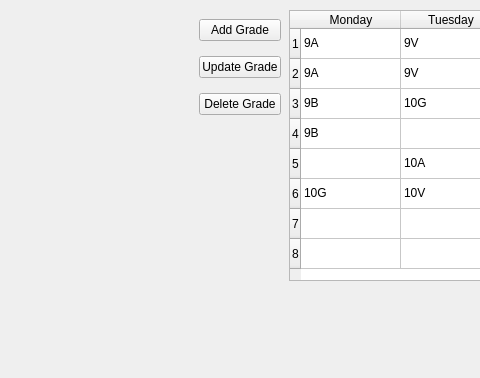
This is brainstorm/brainstorm/forms/loggedInWindow.ui in codingburgas/school-project-assignment-codex as Qt 5 draws it before an edit; both pictures show x 341 to 821 and y 0 to 378 of the 1280 by 720 pixel window. The edited form follows.
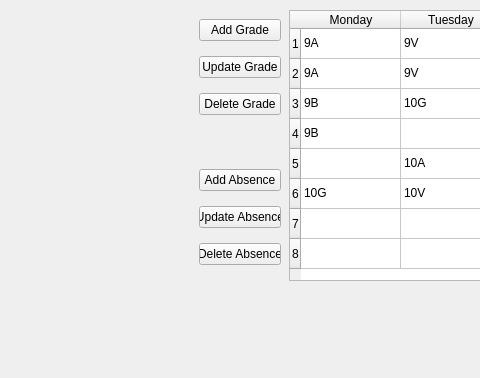
This is the edited form. The open tabs and pages were chosen to show the change.

Commit message: Add absence functionality (Close #35)

What changed in the file:
```diff
--- a/brainstorm/brainstorm/forms/loggedInWindow.ui
+++ b/brainstorm/brainstorm/forms/loggedInWindow.ui
@@ -429,6 +429,39 @@
       <string>&lt;html&gt;&lt;head/&gt;&lt;body&gt;&lt;p&gt;&lt;span style=&quot; font-size:28pt;&quot;&gt;Welcome back!&lt;/span&gt;&lt;/p&gt;&lt;/body&gt;&lt;/html&gt;</string>
      </property>
     </widget>
+    <widget class="QWidget" name="layoutWidget_3">
+     <property name="geometry">
+      <rect>
+       <x>540</x>
+       <y>160</y>
+       <width>82</width>
+       <height>116</height>
+      </rect>
+     </property>
+     <layout class="QVBoxLayout" name="verticalLayout_3">
+      <item>
+       <widget class="QPushButton" name="pushButtonAddAbsence">
+        <property name="text">
+         <string>Add Absence</string>
+        </property>
+       </widget>
+      </item>
+      <item>
+       <widget class="QPushButton" name="pushButtonUpdateAbsence">
+        <property name="text">
+         <string>Update Absence</string>
+        </property>
+       </widget>
+      </item>
+      <item>
+       <widget class="QPushButton" name="pushButtonDeleteAbsence">
+        <property name="text">
+         <string>Delete Absence</string>
+        </property>
+       </widget>
+      </item>
+     </layout>
+    </widget>
    </widget>
   </widget>
  </widget>
```
Left out of the diff: 6 changed lines with no effect on the pictures. The commit also changes 7 other files.
